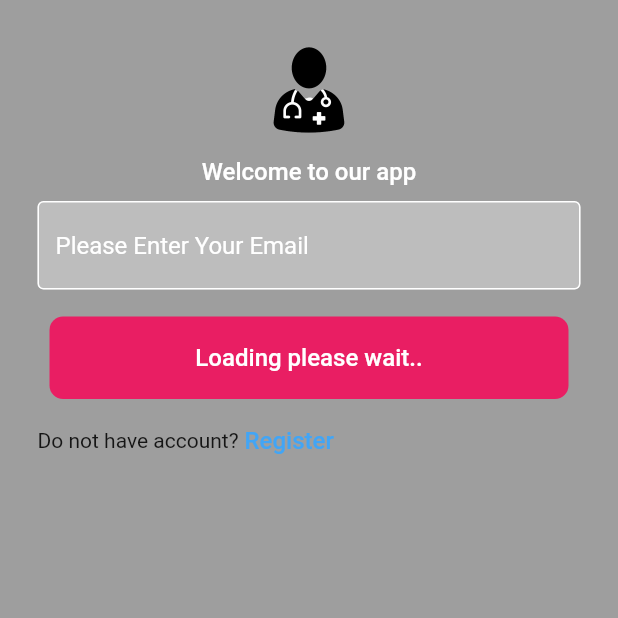
After one commit to pikigene01/cancerconnector, a Flutter app: the ResetPasswordPage screen opened directly, after a tap on "Send Reset Link", on a phone screen of 412 x 824 dp, the top half of it. The commit adds this screen. Run offline on Flutter 3.47's test engine with Material 2 defaults, Android fonts, the phone set to English and light mode, and no system bars; our stand-ins replace cached_network_image, card_swiper, cloud_firestore, curved_navigation_bar, firebase_auth, firebase_core and 8 more; accounts and stored records are empty; network calls fail.

Commit message:
update app

```diff
--- a/lib/pages/login.dart
+++ b/lib/pages/login.dart
@@ -1,5 +1,7 @@
+import 'package:cancerconnector/pages/reset_password.dart';
 import 'package:flutter/material.dart';
 import 'package:font_awesome_flutter/font_awesome_flutter.dart';
+import 'package:get/get.dart';
 import 'package:provider/provider.dart';
 
 import '../services/auth_service.dart';
@@ -85,7 +87,7 @@ class _LogInSignUpState extends State<LogInSignUp> {
                 height: 30,
               ),
               Image.asset(
-                "assets/logo.png",
+                "assets/logo new.png",
                 width: 60,
               ),
               const SizedBox(
@@ -180,6 +182,21 @@ class _LogInSignUpState extends State<LogInSignUp> {
               ),
               Row(
                 children: [
+                  InkWell(
+                      onTap: () {
+                        Get.to(const ResetPasswordPage());
+                      },
+                      child: const Text(
+                        'Forgot your password',
+                        style: TextStyle(color: Colors.red),
+                      )),
+                ],
+              ),
+              const SizedBox(
+                height: 10,
+              ),
+              Row(
+                children: [
                   const Text('Do not have account?'),
                   InkWell(
                     onTap: () {
--- /dev/null
+++ b/lib/pages/reset_password.dart
@@ -0,0 +1,113 @@
+import 'package:cancerconnector/pages/reset_password.dart';
+import 'package:flutter/material.dart';
+import 'package:font_awesome_flutter/font_awesome_flutter.dart';
+import 'package:get/get.dart';
+import 'package:provider/provider.dart';
+
+import '../services/auth_service.dart';
+import '../themes/styles.dart';
+import '../widgets/custom_btn.dart';
+import '../widgets/my_text_fields.dart';
+
+class ResetPasswordPage extends StatefulWidget {
+  const ResetPasswordPage({super.key});
+
+  @override
+  State<ResetPasswordPage> createState() => _ResetPasswordPageState();
+}
+
+class _ResetPasswordPageState extends State<ResetPasswordPage> {
+  var emailTextController = TextEditingController();
+  bool loading = false;
+
+  void sendResetLink() async {
+    setState(() {
+      loading = true;
+    });
+    final authService = Provider.of<AuthService>(context, listen: false);
+    try {
+      authService.resetUserPassword(emailTextController.text);
+    } catch (e) {
+      setState(() {
+        loading = false;
+      });
+      ScaffoldMessenger.of(context).showSnackBar(SnackBar(
+        content: Text(
+          e.toString(),
+        ),
+      ));
+    }
+  }
+
+  @override
+  Widget build(BuildContext context) {
+    return Scaffold(
+      resizeToAvoidBottomInset: true,
+      backgroundColor: Colors.grey,
+      body: SingleChildScrollView(
+        child: SafeArea(
+            child: Center(
+          child: Padding(
+            padding: const EdgeInsets.symmetric(horizontal: 25.0),
+            child: Column(children: [
+              const SizedBox(
+                height: 30,
+              ),
+              Image.asset(
+                "assets/logo new.png",
+                width: 60,
+              ),
+              const SizedBox(
+                height: 15,
+              ),
+              Text(
+                'Welcome to our app',
+                style: appStyleText,
+              ),
+              const SizedBox(
+                height: 10,
+              ),
+              MyTextFieldWidget(
+                controller: emailTextController,
+                hintText: "Please Enter Your Email",
+                obscureText: false,
+                isBigInput: false,
+              ),
+              const SizedBox(
+                height: 10,
+              ),
+              loading
+                  ? MyCustomBtn(
+                      buttonText: 'Loading please wait..',
+                      onTap: () {},
+                    )
+                  : MyCustomBtn(
+                      buttonText: 'Send Reset Link',
+                      onTap: () {
+                        sendResetLink();
+                      },
+                    ),
+              const SizedBox(
+                height: 10,
+              ),
+              Row(
+                children: [
+                  const Text('Do not have account?'),
+                  InkWell(
+                    onTap: () {
+                      Get.back();
+                    },
+                    child: Text(
+                      ' Register',
+                      style: textWithUnderline,
+                    ),
+                  ),
+                ],
+              ),
+            ]),
+          ),
+        )),
+      ),
+    );
+  }
+}
--- a/lib/services/auth_service.dart
+++ b/lib/services/auth_service.dart
@@ -18,6 +18,15 @@ class AuthService extends ChangeNotifier {
         'email': email,
       }, SetOptions(merge: true));
       return userCredential;
+    } on FirebaseAuthException catch (e) {
+      throw Exception(e.code);
+    }
+  }
+
+  void resetUserPassword(String email) async {
+    try {
+      //we can now try the sign in
+      await _firebaseAuth.sendPasswordResetEmail(email: email);
     } on FirebaseAuthException catch (e) {
       throw Exception(e.code);
     }
```
